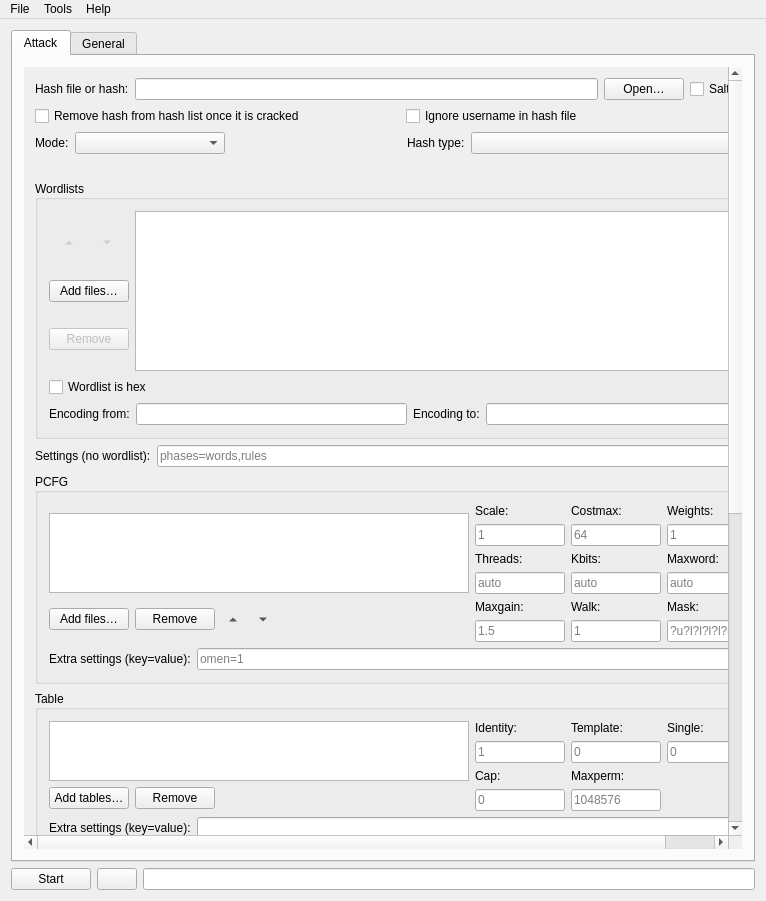
Qt form src/mainwindow.ui (rgroesslinger/hashcat-gui) before a commit.
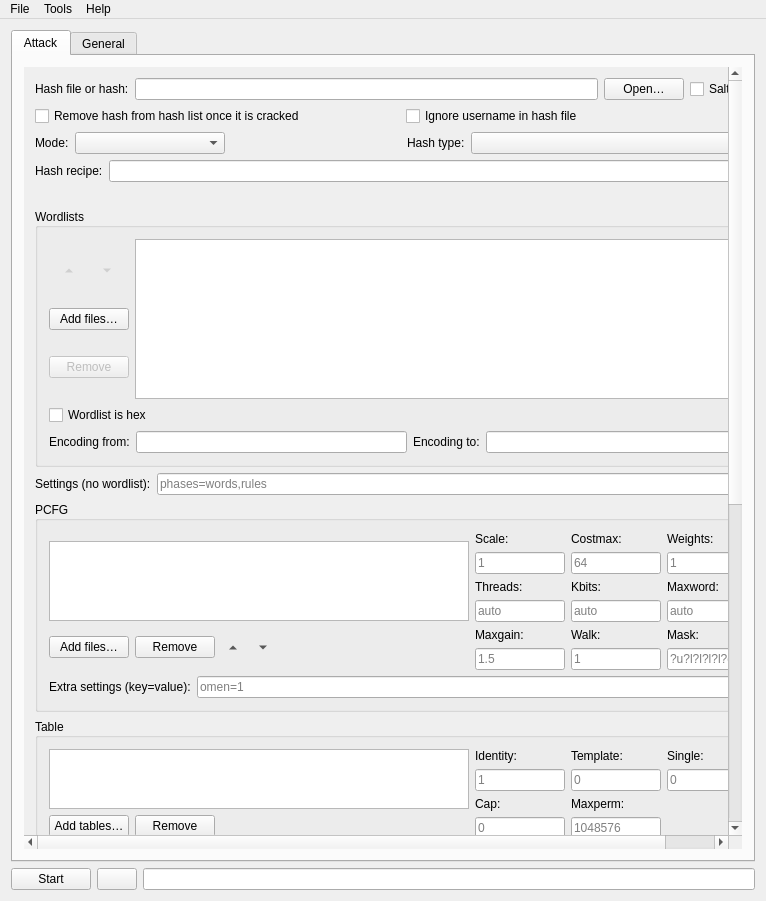
The same form after that commit. Icons and pictures are not drawn.

Commit message:
Add the hash recipe of hash mode 4000
The mode describes its hashes as a recipe, so its row only exists
where hashcat reads it. The recipe is one argv token; the preview
quotes it so a copied command does not split at its spaces, while the
argv handed to hashcat keeps the token unquoted.

```diff
--- a/src/mainwindow.ui
+++ b/src/mainwindow.ui
@@ -180,6 +180,43 @@
               </item>
              </layout>
             </item>
+            <item>
+             <layout class="QHBoxLayout" name="horizontalLayout_hash_recipe">
+              <property name="leftMargin">
+               <number>0</number>
+              </property>
+              <property name="topMargin">
+               <number>0</number>
+              </property>
+              <property name="rightMargin">
+               <number>0</number>
+              </property>
+              <property name="bottomMargin">
+               <number>0</number>
+              </property>
+              <item>
+               <widget class="QLabel" name="label_hash_recipe">
+                <property name="visible">
+               <bool>false</bool>
+                </property>
+                <property name="text">
+               <string>Hash recipe:</string>
+                </property>
+               </widget>
+              </item>
+              <item>
+               <widget class="QLineEdit" name="lineEdit_hash_recipe">
+                <property name="visible">
+               <bool>false</bool>
+                </property>
+                <property name="toolTip">
+               <string>Unix: 'md5(md5(salt) . pass)'
+               Windows: &quot;md5('abc' . pass)&quot;</string>
+                </property>
+               </widget>
+              </item>
+             </layout>
+            </item>
             <item>
              <widget class="QLabel" name="label_mode_hint">
               <property name="sizePolicy">
```
The commit also changes 12 other files.
